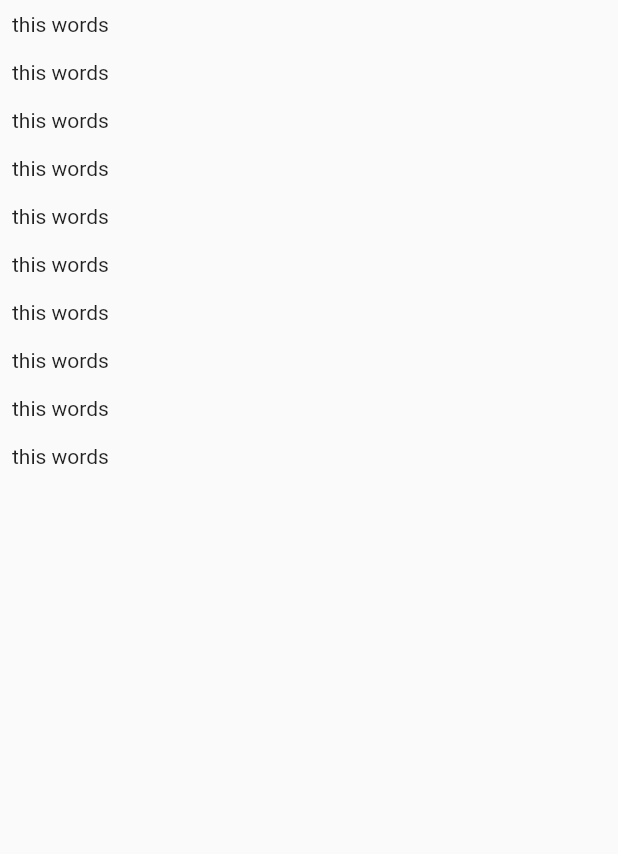
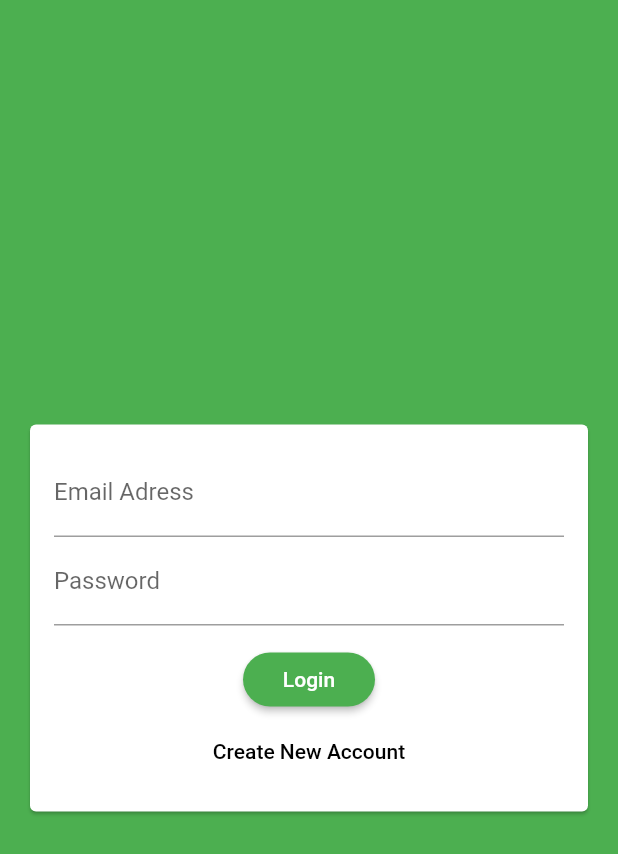
Before and after one commit to lpacheco88/flutter-class, a Flutter app: the screen it shows after launch, on a phone screen of 412 x 824 dp. Shown: the top 854 px of the screen. Run offline on Flutter 3.47's test engine with Material 2 defaults, Android fonts, the phone set to English and light mode, and no system bars; our stand-ins replace cloud_firestore, google_maps_flutter, image_picker, location, shared_preferences, sqflite; accounts and stored records are empty.

Commit message:
firebase start

```diff
--- a/chat_app/lib/main.dart
+++ b/chat_app/lib/main.dart
@@ -1,4 +1,4 @@
-import 'package:chat_app/screens/chat_screen.dart';
+import 'package:chat_app/screens/auth_screen.dart';
 import 'package:flutter/material.dart';
 
 void main() {
@@ -12,9 +12,19 @@ class MyApp extends StatelessWidget {
     return MaterialApp(
       title: 'Chat exercise',
       theme: ThemeData(
-        primarySwatch: Colors.blue,
+        primarySwatch: Colors.green,
+        backgroundColor: Colors.green,
+        accentColor: Colors.lightGreenAccent,
+        accentColorBrightness: Brightness.dark,
+        buttonTheme: ButtonTheme.of(context).copyWith(
+          buttonColor: Colors.green,
+          textTheme: ButtonTextTheme.primary,
+          shape: RoundedRectangleBorder(
+            borderRadius: BorderRadius.circular(20),
+          ),
+        ),
       ),
-      home: ChatScreen(),
+      home: AuthScreen(),
     );
   }
 }
--- a/chat_app/lib/screens/auth_screen.dart
+++ b/chat_app/lib/screens/auth_screen.dart
@@ -0,0 +1,17 @@
+import 'package:chat_app/widgets/auth_form.dart';
+import 'package:flutter/material.dart';
+
+class AuthScreen extends StatefulWidget {
+  @override
+  _AuthScreenState createState() => _AuthScreenState();
+}
+
+class _AuthScreenState extends State<AuthScreen> {
+  @override
+  Widget build(BuildContext context) {
+    return Scaffold(
+      backgroundColor: Theme.of(context).primaryColor,
+      body: AuthForm(),
+    );
+  }
+}
--- /dev/null
+++ b/chat_app/lib/widgets/auth_form.dart
@@ -0,0 +1,115 @@
+import 'package:flutter/material.dart';
+
+class AuthForm extends StatefulWidget {
+  const AuthForm({Key? key}) : super(key: key);
+
+  @override
+  _AuthFormState createState() => _AuthFormState();
+}
+
+class _AuthFormState extends State<AuthForm> {
+  final _formKey = GlobalKey<FormState>();
+  var _isLogin = true;
+  String _userEmail = '';
+  String _userName = '';
+  String _userPass = '';
+
+  void _trySubmit() {
+    final isvalid = _formKey.currentState!.validate();
+    FocusScope.of(context).unfocus();
+    if (isvalid) {
+      _formKey.currentState!.save();
+      print(_userEmail);
+      print(_userName);
+      print(_userPass);
+    }
+  }
+
+  @override
+  Widget build(BuildContext context) {
+    return Center(
+      child: Card(
+        margin: EdgeInsets.all(20),
+        child: SingleChildScrollView(
+          child: Padding(
+            padding: EdgeInsets.all(16),
+            child: Form(
+              key: _formKey,
+              child: Column(
+                mainAxisSize: MainAxisSize.min,
+                children: <Widget>[
+                  TextFormField(
+                    key: ValueKey('email'),
+                    validator: (value) {
+                      if (value!.isEmpty || !value.contains('@')) {
+                        return 'Please enter a valid e-mail';
+                      }
+                      return null;
+                    },
+                    keyboardType: TextInputType.emailAddress,
+                    decoration: InputDecoration(
+                      labelText: 'Email Adress',
+                      labelStyle: TextStyle(fontSize: 16),
+                    ),
+                    onSaved: (value) {
+                      _userEmail = value!;
+                    },
+                  ),
+                  if (!_isLogin)
+                    TextFormField(
+                      key: ValueKey('userName'),
+                      validator: (value) {
+                        if (value!.isEmpty || value.length < 4) {
+                          return 'Please enter at least 4 char';
+                        }
+                        return null;
+                      },
+                      decoration: const InputDecoration(labelText: 'Username'),
+                      onSaved: (value) {
+                        _userName = value!;
+                      },
+                    ),
+                  TextFormField(
+                    key: ValueKey('password'),
+                    validator: (value) {
+                      if (value!.isEmpty || value.length < 7) {
+                        return 'Password must be 7 char long';
+                      }
+                      return null;
+                    },
+                    decoration: const InputDecoration(labelText: 'Password'),
+                    obscureText: true,
+                    onSaved: (value) {
+                      _userPass = value!;
+                    },
+                  ),
+                  SizedBox(
+                    height: 12,
+                  ),
+                  RaisedButton(
+                    child: Text(
+                      _isLogin ? 'Login' : 'SignUp',
+                    ),
+                    onPressed: _trySubmit,
+                  ),
+                  FlatButton(
+                    onPressed: () {
+                      setState(() {
+                        _isLogin = !_isLogin;
+                      });
+                    },
+                    child: Text(
+                      _isLogin
+                          ? 'Create New Account'
+                          : 'I already have an account',
+                    ),
+                  )
+                ],
+              ),
+            ),
+          ),
+        ),
+      ),
+    );
+  }
+}
--- a/chat_app/pubspec.yaml
+++ b/chat_app/pubspec.yaml
@@ -28,6 +28,7 @@ dependencies:
   # The following adds the Cupertino Icons font to your application.
   # Use with the CupertinoIcons class for iOS style icons.
   cupertino_icons: ^1.0.2
+  cloud_firestore: 0.13.5
 
 dev_dependencies:
   flutter_test:
```
Also changed, not shown: chat_app/lib/screens/chat_screen.dart (+26 -5 lines), chat_app/pubspec.lock, 4 other files.
